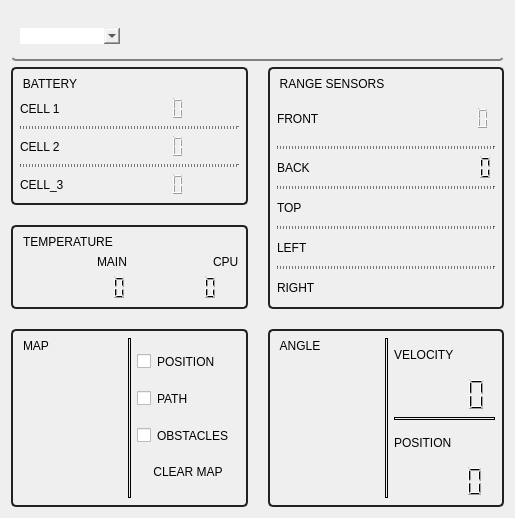
Before: the Qt Designer form dashboard/resource/dashboard.ui in GroupOfRobots/MiniRysRQT, drawn with Qt 5.
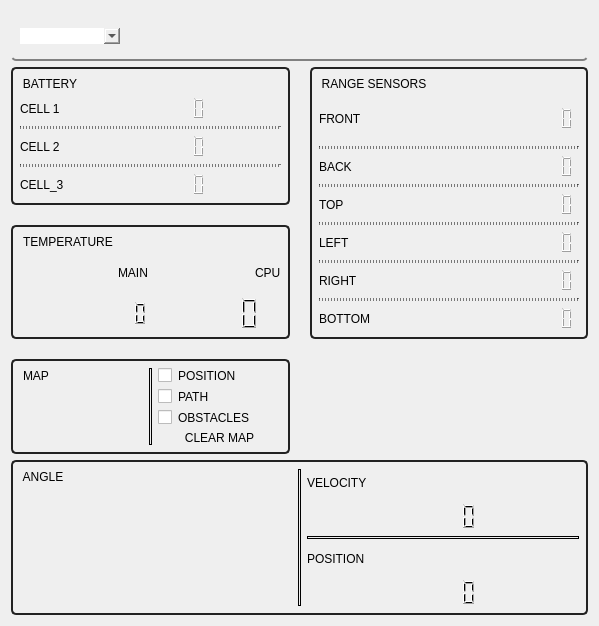
After: the same form once the commit is applied.

Commit message: dashboard panel add sensors

```diff
--- a/dashboard/resource/dashboard.ui
+++ b/dashboard/resource/dashboard.ui
@@ -6,8 +6,8 @@
    <rect>
     <x>0</x>
     <y>0</y>
-    <width>515</width>
-    <height>518</height>
+    <width>599</width>
+    <height>626</height>
    </rect>
   </property>
   <property name="windowTitle">
@@ -314,7 +314,7 @@
        <property name="title">
         <string>RANGE SENSORS</string>
        </property>
-       <layout class="QVBoxLayout" name="verticalLayout_2" stretch="0,0,0,0,0,0,0,0,0">
+       <layout class="QVBoxLayout" name="verticalLayout_2" stretch="0,0,0,0,0,0,0,0,0,0,0">
         <property name="topMargin">
          <number>30</number>
         </property>
@@ -381,7 +381,7 @@
          </widget>
         </item>
         <item>
-         <layout class="QHBoxLayout" name="topSensorProgressBar" stretch="1">
+         <layout class="QHBoxLayout" name="topSensorProgressBar" stretch="1,0">
           <item>
            <widget class="QLabel" name="topSensorLabel">
             <property name="text">
@@ -389,6 +389,9 @@
             </property>
            </widget>
           </item>
+          <item>
+           <widget class="QLCDNumber" name="topDistanceLcdUI"/>
+          </item>
          </layout>
         </item>
         <item>
@@ -402,7 +405,7 @@
          </widget>
         </item>
         <item>
-         <layout class="QHBoxLayout" name="leftSensor" stretch="1">
+         <layout class="QHBoxLayout" name="leftSensor" stretch="1,0">
           <item>
            <widget class="QLabel" name="leftSensorLabel">
             <property name="text">
@@ -410,6 +413,9 @@
             </property>
            </widget>
           </item>
+          <item>
+           <widget class="QLCDNumber" name="leftDistanceLcdUI"/>
+          </item>
          </layout>
         </item>
         <item>
@@ -423,7 +429,7 @@
          </widget>
         </item>
         <item>
-         <layout class="QHBoxLayout" name="rightSensor" stretch="1">
+         <layout class="QHBoxLayout" name="rightSensor" stretch="0,0">
           <item>
            <widget class="QLabel" name="rightSensorLabel">
             <property name="text">
@@ -431,6 +437,39 @@
             </property>
            </widget>
           </item>
+          <item alignment="Qt::AlignRight">
+           <widget class="QLCDNumber" name="rightDistanceLcdUI"/>
+          </item>
+         </layout>
+        </item>
+        <item>
+         <widget class="Line" name="line_10">
+          <property name="minimumSize">
+           <size>
+            <width>0</width>
+            <height>0</height>
+           </size>
+          </property>
+          <property name="styleSheet">
+           <string notr="true">border: 1px dashed black;</string>
+          </property>
+          <property name="orientation">
+           <enum>Qt::Horizontal</enum>
+          </property>
+         </widget>
+        </item>
+        <item>
+         <layout class="QHBoxLayout" name="horizontalLayout_4">
+          <item>
+           <widget class="QLabel" name="label_5">
+            <property name="text">
+             <string>BOTTOM</string>
+            </property>
+           </widget>
+          </item>
+          <item alignment="Qt::AlignRight">
+           <widget class="QLCDNumber" name="lcdNumber_3"/>
+          </item>
          </layout>
         </item>
        </layout>
@@ -508,7 +547,9 @@
        </layout>
       </widget>
      </item>
-     <item row="2" column="1">
+    </layout>
+   </item>
+   <item>
       <widget class="QGroupBox" name="groupBox_5">
        <property name="styleSheet">
         <string notr="true"> QGroupBox {
@@ -580,8 +621,6 @@
         </item>
        </layout>
       </widget>
-     </item>
-    </layout>
    </item>
   </layout>
  </widget>
```
Left out of the diff: 4 changed lines with no effect on the pictures. Lines whose indentation alone changed are shown as unchanged. The commit also changes 2 other files.
